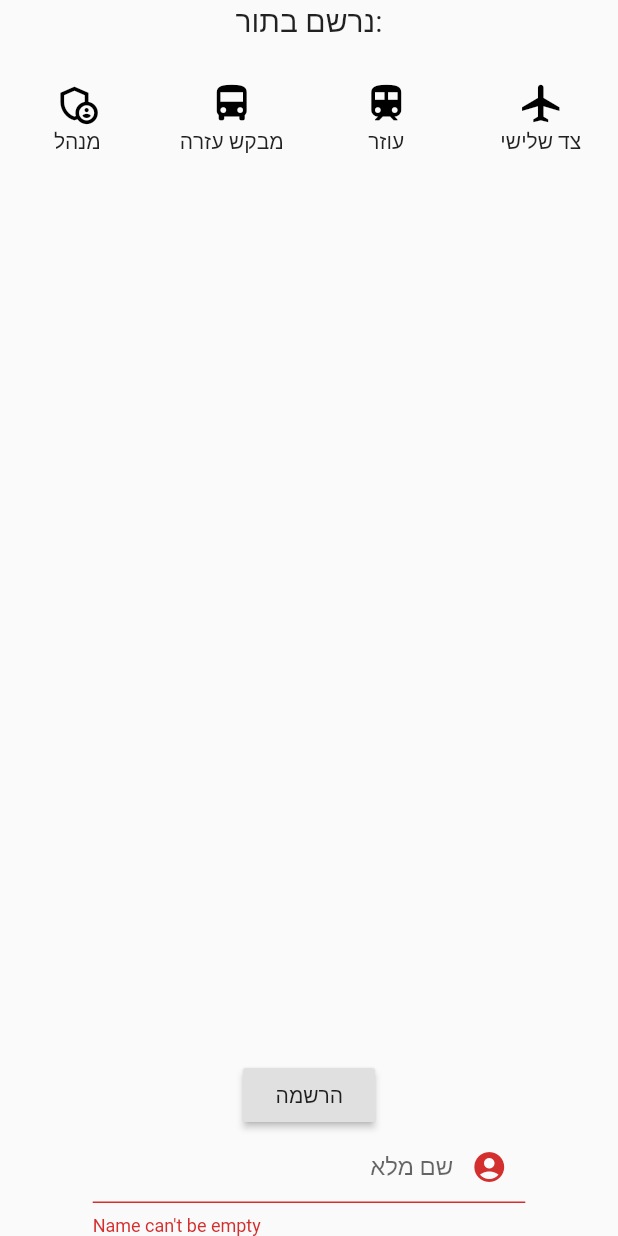
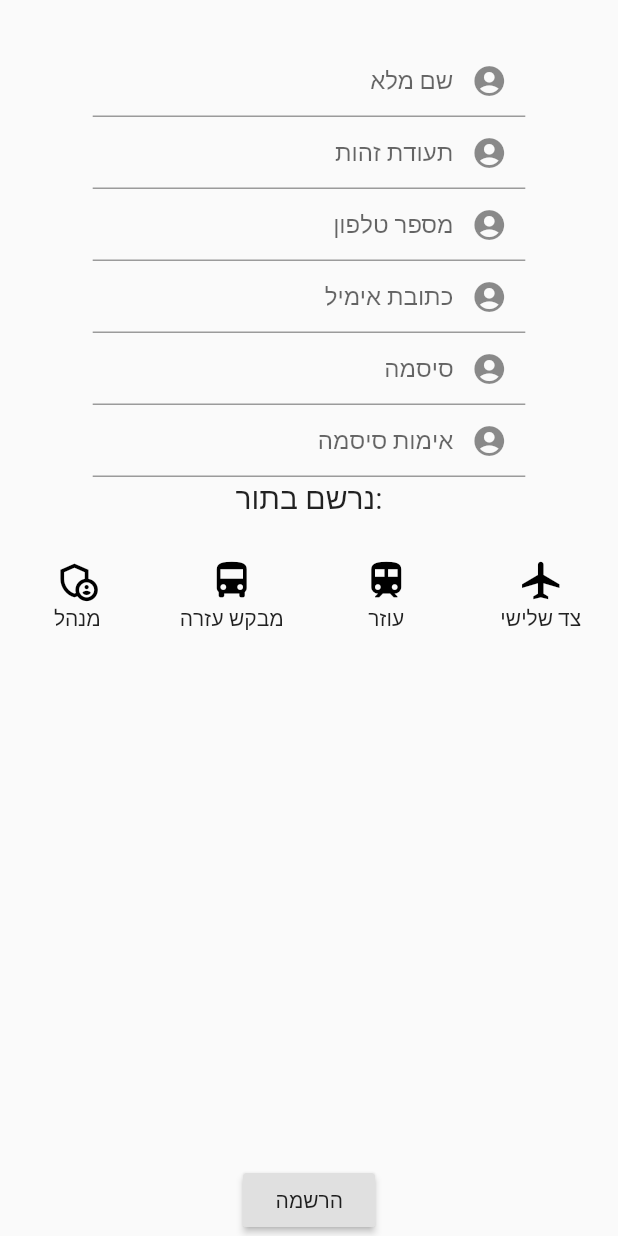
Before and after one commit to haitham-kablan/HadarSocialNetwork, a Flutter app: the ReigesterPage screen opened directly, after a tap on "הרשמה", on a phone screen of 412 x 824 dp. Run offline on Flutter 3.47's test engine with Material 2 defaults, Android fonts, the phone set to English and light mode, and no system bars; our stand-ins replace cloud_firestore, firebase_auth, firebase_core, jiffy; accounts and stored records are empty; network calls fail.

Commit message:
worked on register

```diff
--- a/hadar/lib/Design/text_feilds/custom_text_feild.dart
+++ b/hadar/lib/Design/text_feilds/custom_text_feild.dart
@@ -6,10 +6,10 @@ class Custom_Text_feild extends StatefulWidget {
   Color border_color;
   Color on_tap_color;
   var Validtor;
-
-  Custom_Text_feild(this.hint,this.icon,this.border_color,this.on_tap_color,this.Validtor);
+  var Controller;
+  Custom_Text_feild(this.hint,this.icon,this.border_color,this.on_tap_color,this.Validtor,this.Controller);
   @override
-  _Custom_Text_feildState createState() => _Custom_Text_feildState(hint,icon,border_color,on_tap_color,Validtor);
+  _Custom_Text_feildState createState() => _Custom_Text_feildState(hint,icon,border_color,on_tap_color,Validtor,Controller);
 }
 
 class _Custom_Text_feildState extends State<Custom_Text_feild> {
@@ -19,7 +19,8 @@ class _Custom_Text_feildState extends State<Custom_Text_feild> {
   Color border_color;
   Color on_tap_color;
   var Validtor;
-  _Custom_Text_feildState(this.hint,this.icon,this.border_color,this.on_tap_color,this.Validtor);
+  var Controller;
+  _Custom_Text_feildState(this.hint,this.icon,this.border_color,this.on_tap_color,this.Validtor,this.Controller);
 
 
   @override
@@ -27,6 +28,7 @@ class _Custom_Text_feildState extends State<Custom_Text_feild> {
     return FractionallySizedBox(
       widthFactor: 0.7,
       child: TextFormField(
+        controller: Controller,
         validator: Validtor,
         textAlign:TextAlign.right,
         decoration: InputDecoration(
--- a/hadar/lib/services/authentication/ReigsterPage.dart
+++ b/hadar/lib/services/authentication/ReigsterPage.dart
@@ -12,16 +12,21 @@ class ReigesterPage extends StatefulWidget {
 
 class _ReigesterPageState extends State<ReigesterPage> {
 
-  final formKey = GlobalKey<FormState>();
+  final nameKey = GlobalKey<FormState>();
+  final emailKey = GlobalKey<FormState>();
+  final paswwordKey = GlobalKey<FormState>();
+  final secnd_pass_Key = GlobalKey<FormState>();
+  final idKey = GlobalKey<FormState>();
+  final phoneKey = GlobalKey<FormState>();
   Map<String, Icon> tripTypes = user_types([Colors.black , Colors.black , Colors.black , Colors.black]);
   List<String> tripKeys ;
-  String name;
-  String id;
-  String phone_number;
-  String email;
-  String pw;
-  String second_pw;
 
+  final name_Controller = TextEditingController();
+  final id_Controller = TextEditingController();
+  final email_Controller = TextEditingController();
+  final phone_Controller = TextEditingController();
+  final first_pw_Controller = TextEditingController();
+  final second_pw_Controller = TextEditingController();
   @override
   Widget build(BuildContext context) {
 
@@ -31,12 +36,37 @@ class _ReigesterPageState extends State<ReigesterPage> {
         resizeToAvoidBottomPadding: false,
         body: Column(
           children: [
-           // Custom_Text_feild('שם מלא',Icon(Icons.account_circle_rounded),Colors.purple,Colors.orange,name_Validator.Validate),
-           // Custom_Text_feild('תעודת זהות',Icon(Icons.account_circle_rounded),Colors.purple,Colors.orange),
-           // Custom_Text_feild('מספר טלפון',Icon(Icons.account_circle_rounded),Colors.purple,Colors.orange),
-           // Custom_Text_feild('אימיל',Icon(Icons.account_circle_rounded),Colors.purple,Colors.orange),
-           // Custom_Text_feild('סיסמה',Icon(Icons.account_circle_rounded),Colors.purple,Colors.orange),
-           // Custom_Text_feild('סיסמה עוד פעם',Icon(Icons.account_circle_rounded),Colors.purple,Colors.orange),
+            Container(
+              margin: EdgeInsets.only(top: 30),
+              child: Column(
+                children: [
+                  Form(
+                    child: Custom_Text_feild('שם מלא',Icon(Icons.account_circle_rounded),Colors.purple,Colors.orange,name_Validator.Validate,name_Controller),
+                    key: nameKey,
+                  ),
+                  Form(
+                    child: Custom_Text_feild('תעודת זהות',Icon(Icons.account_circle_rounded),Colors.purple,Colors.orange,Id_Validator.Validate,id_Controller),
+                    key: idKey,
+                  ),
+                  Form(
+                    child: Custom_Text_feild('מספר טלפון',Icon(Icons.account_circle_rounded),Colors.purple,Colors.orange,number_Validator.Validate,phone_Controller),
+                    key: phoneKey,
+                  ),
+                  Form(
+                    child: Custom_Text_feild('כתובת אימיל',Icon(Icons.account_circle_rounded),Colors.purple,Colors.orange,Email_Validator.Validate,email_Controller),
+                    key: emailKey,
+                  ),
+                  Form(
+                    child: Custom_Text_feild('סיסמה',Icon(Icons.account_circle_rounded),Colors.purple,Colors.orange,password_Validator.Validate,first_pw_Controller),
+                    key: paswwordKey,
+                  ),
+                  Form(
+                    child: Custom_Text_feild('אימות סיסמה',Icon(Icons.account_circle_rounded),Colors.purple,Colors.orange,second_pw_Validator.Validate,second_pw_Controller),
+                    key: secnd_pass_Key,
+                  ),
+                ],
+              ),
+            ),
             Text(
               'נרשם בתור:',
               style: TextStyle(
@@ -69,16 +99,32 @@ class _ReigesterPageState extends State<ReigesterPage> {
             ),
 
             RaisedButton(
-              onPressed: () {
-                formKey.currentState.validate();
+              onPressed: () async {
+//                second_pw_Validator.First_pw = first_pw_Controller.text;
+//                emailKey.currentState.validate();
+//                paswwordKey.currentState.validate();
+//                secnd_pass_Key.currentState.validate();
+//                idKey.currentState.validate();
+//                phoneKey.currentState.validate();
+//                nameKey.currentState.validate();
+                try {
+                  UserCredential userCredential = await FirebaseAuth.instance.createUserWithEmailAndPassword(
+                      email: "12m",
+                      password: "4!"
+                  );
+                } on FirebaseAuthException catch (e) {
+                  if (e.code == 'weak-password') {
+                    print('The password provided is too weak.');
+                  } else if (e.code == 'email-already-in-use') {
+                    print('The account already exists for that email.');
+                  }
+                } catch (e) {
+                  print(e);
+                }
              },
               child: Text('הרשמה'),
             ),
-            Form(
-                child: Custom_Text_feild('שם מלא',Icon(Icons.account_circle_rounded),Colors.purple,Colors.orange,name_Validator.Validate),
-                key: formKey,
 
-            ),
           ],
         ),
 
--- a/hadar/lib/services/authentication/validators.dart
+++ b/hadar/lib/services/authentication/validators.dart
@@ -4,7 +4,10 @@ class Email_Validator{
 
   static String Validate(String value){
     if(value.isEmpty){
-      return 'Email can\'t be empty';
+      return 'האימיל לא יכול להיות ריק';
+    }
+    else{
+      return null;
     }
   }
 
@@ -14,7 +17,10 @@ class password_Validator{
 
   static String Validate(String value){
     if(value.isEmpty){
-      return 'Password can\'t be empty';
+      return 'הסיסמה לא יכולה להיות ריקה';
+    }
+    else{
+      return null;
     }
   }
 
@@ -24,7 +30,10 @@ class Id_Validator{
 
   static String Validate(String value){
     if(value.isEmpty){
-      return 'Id can\'t be empty';
+      return 'תעודת זהות לא יכול להיות ריק';
+    }
+    else{
+      return null;
     }
   }
 
@@ -34,7 +43,10 @@ class name_Validator{
 
   static String Validate(String value){
     if(value.isEmpty){
-      return 'Name can\'t be empty';
+      return 'השם לא יכול להיות ריק';
+    }
+    else{
+      return null;
     }
   }
 
@@ -44,7 +56,10 @@ class number_Validator{
 
   static String Validate(String value){
     if(value.isEmpty){
-      return 'Number can\'t be empty';
+      return 'מספר טלפון לא יכול להיות ריק';
+    }
+    else{
+      return null;
     }
   }
 
@@ -52,9 +67,12 @@ class number_Validator{
 
 class second_pw_Validator{
 
+  static String First_pw;
   static String Validate(String value){
-    if(value.isEmpty){
-      return 'pw arent the same';
+    if(First_pw != value){
+      return 'הסיסמה לא תואמת';
+    }else{
+      return null;
     }
   }
 
```
